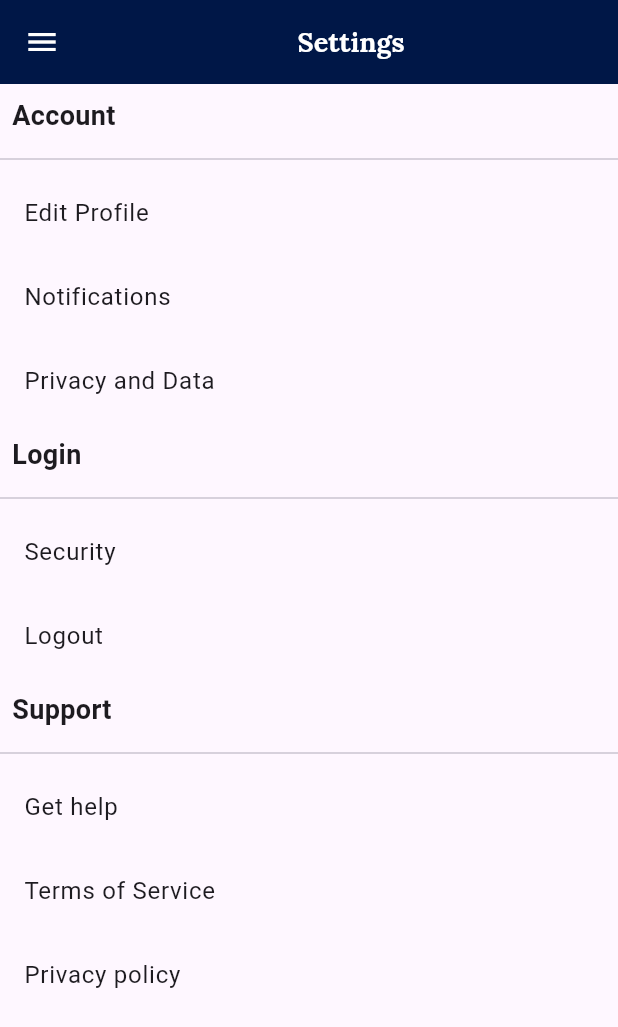
After one commit to MaryEddythe/cc206_magic_calculator_malic_sornito_velez, a Flutter app: the Settings screen opened directly, on a phone screen of 412 x 824 dp. The commit adds this screen. Shown: the top 1027 px of the screen. Run offline on Flutter 3.47's test engine with Material 3 defaults, Android fonts, the phone set to English and light mode, and no system bars; our stand-ins replace cached_network_image, carousel_slider, smooth_page_indicator, webview_flutter; network calls fail.

Commit message:
create settings dart file and connect to home

```diff
--- a/lib/features/home.dart
+++ b/lib/features/home.dart
@@ -14,6 +14,7 @@ import 'article_view.dart';
 import 'category_news.dart';
 import 'newshome.dart';
 import 'profile.dart';
+import 'settings.dart';
 
 class Home extends StatefulWidget {
   const Home({super.key});
@@ -137,7 +138,7 @@ class _HomeState extends State<Home> {
               title: const Text('Home'),
               onTap: () {
                 Navigator.pushReplacement(
-                    context, MaterialPageRoute(builder: (context) => Home()));
+                    context, MaterialPageRoute(builder: (context) => const Home()));
               },
             ),
             ListTile(
--- /dev/null
+++ b/lib/features/settings.dart
@@ -0,0 +1,150 @@
+import 'package:flutter/material.dart';
+
+class Settings extends StatefulWidget {
+  const Settings({super.key});
+
+  @override
+  State<Settings> createState() => _SettingsState();
+}
+
+class _SettingsState extends State<Settings> {
+  @override
+  Widget build(BuildContext context) {
+    return Scaffold(
+      backgroundColor: Colors.white,
+      appBar: AppBar(
+        title: Row(
+          mainAxisAlignment: MainAxisAlignment.center,
+          children: [
+            Text(
+              "Settings",
+              style: TextStyle(
+                  fontFamily: 'Lora',
+                  fontSize: 18,
+                  color: Colors.white,
+                  fontWeight: FontWeight.bold),
+            ),
+          ],
+        ),
+        centerTitle: true,
+        backgroundColor: Color(0xFF001747),
+        elevation: 0.0,
+        iconTheme: IconThemeData(color: Colors.white),
+      ),
+      drawer: Drawer(
+        child: ListView(
+          padding: EdgeInsets.zero,
+          children: <Widget>[
+            const DrawerHeader(
+              decoration: BoxDecoration(
+                color: Color(0xFF001747),
+              ),
+              child: Text(
+                'Welcome, Mary!',
+                style: TextStyle(
+                  color: Colors.white,
+                  fontSize: 24,
+                  fontFamily: 'Lora',
+                ),
+              ),
+            ),
+            ListTile(
+              leading: const Icon(Icons.home_filled),
+              title: const Text('Home'),
+              onTap: () {
+                Navigator.pushReplacement(
+                    context, MaterialPageRoute(builder: (context) => Home()));
+              },
+            ),
+            ListTile(
+              leading: const Icon(Icons.settings),
+              title: const Text('Settings'),
+              onTap: () {
+                Navigator.pushReplacement(context,
+                    MaterialPageRoute(builder: (context) => Settings()));
+              },
+            ),
+            ListTile(
+              leading: const Icon(Icons.info),
+              title: const Text('About Us'),
+              onTap: () {
+                Navigator.pushReplacement(
+                    context, MaterialPageRoute(builder: (context) => About()));
+              },
+            ),
+            ListTile(
+              leading: const Icon(Icons.exit_to_app),
+              title: const Text('Logout'),
+              onTap: () {
+                Navigator.pushReplacement(
+                    context, MaterialPageRoute(builder: (context) => Signin()));
+              },
+            ),
+          ],
+        ),
+      ),
+      body: Center(
+        child: SettingsPage(),
+      ),
+    );
+  }
+}
+
+class SettingsPage extends StatelessWidget {
+  @override
+  Widget build(BuildContext context) {
+    return MaterialApp(
+      debugShowCheckedModeBanner: false,
+      home: Scaffold(
+        body: ListView(
+          children: [
+            buildSettingsCategory('Account', [
+              buildSettingsItem('Edit Profile'),
+              buildSettingsItem('Notifications'),
+              buildSettingsItem('Privacy and Data'),
+            ]),
+            buildSettingsCategory('Login', [
+              buildSettingsItem('Security'),
+              buildSettingsItem('Logout'),
+            ]),
+            buildSettingsCategory('Support', [
+              buildSettingsItem('Get help'),
+              buildSettingsItem('Terms of Service'),
+              buildSettingsItem('Privacy policy'),
+            ]),
+          ],
+        ),
+      ),
+    );
+  }
+
+  Widget buildSettingsCategory(String categoryTitle, List<Widget> items) {
+    return Column(
+      crossAxisAlignment: CrossAxisAlignment.start,
+      children: [
+        Padding(
+          padding: const EdgeInsets.all(8.0),
+          child: Text(
+            categoryTitle,
+            style: TextStyle(
+              fontSize: 18,
+              fontWeight: FontWeight.bold,
+            ),
+          ),
+        ),
+        Divider(),
+        Column(
+          children: items,
+        ),
+      ],
+    );
+  }
+
+  Widget buildSettingsItem(String settingItem) {
+    return ListTile(
+      title: Text(settingItem),
+      onTap: () {
+      },
+    );
+  }
+}
```
